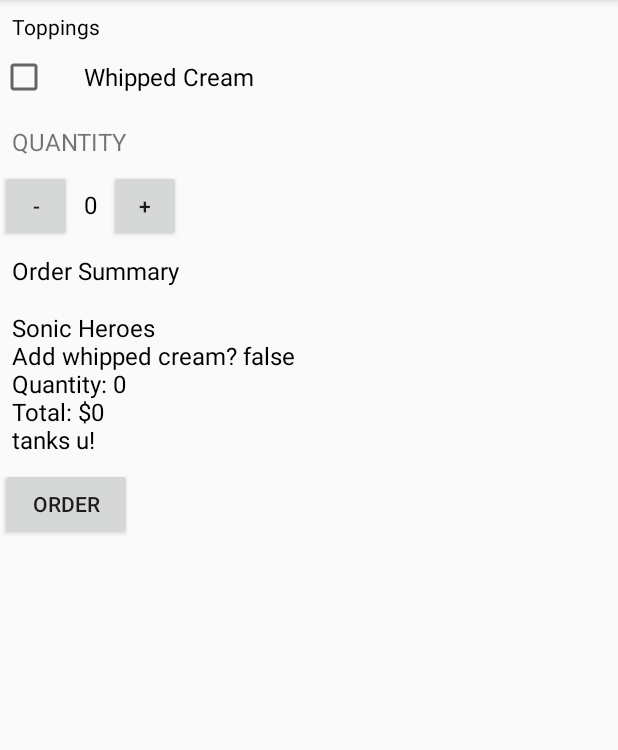
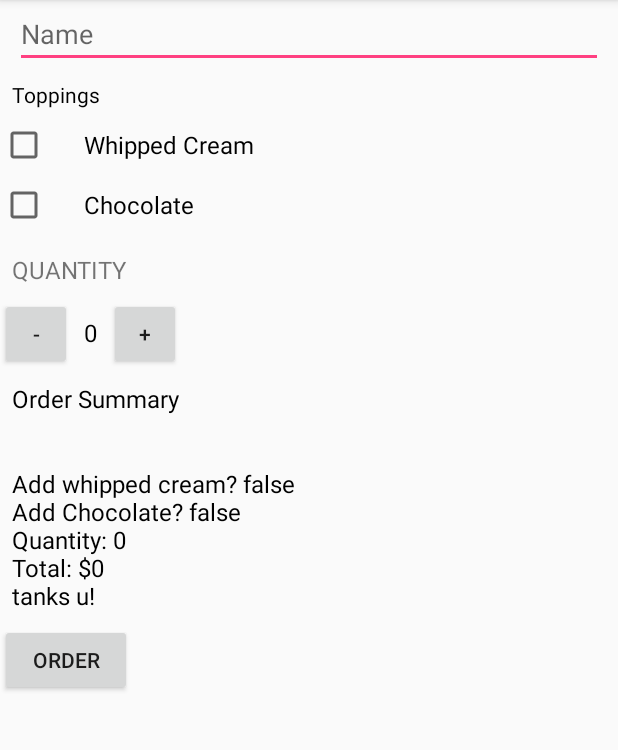
Before and after one commit to adgrant93/JustJava, an Android app: the screen it shows after launch (MainActivity), after a tap on "ORDER", on a phone screen of 412 x 824 dp, the part 84-834 px from its top. Run offline under Robolectric (Android 15) with nearby library versions, the phone set to English and light mode, and no system bars.

Commit message:
Addded checkbox and functionality to createOrderSummary function

```diff
--- a/app/src/main/java/com/example/android/justjava/MainActivity.java
+++ b/app/src/main/java/com/example/android/justjava/MainActivity.java
@@ -12,10 +12,14 @@ package com.example.android.justjava;
 
 import android.os.Bundle;
 import android.support.v7.app.AppCompatActivity;
+import android.util.Log;
 import android.view.View;
 import android.widget.Button;
 import android.widget.CheckBox;
+import android.widget.EditText;
 import android.widget.TextView;
+
+import org.w3c.dom.Text;
 
 import java.text.NumberFormat;
 
@@ -25,6 +29,7 @@ import java.text.NumberFormat;
 public class MainActivity extends AppCompatActivity {
 
     int quantity = 0;
+    String TAG = "Value";
 
     @Override
     protected void onCreate(Bundle savedInstanceState) {
@@ -39,7 +44,11 @@ public class MainActivity extends AppCompatActivity {
         /*display(quantity);
         displayPrice(quantity*5);*/
         int price = calculatePrice();
-        String priceMessage = createOrderSummary(price);
+        CheckBox whippedCream = findViewById(R.id.whipped_cream);
+        CheckBox chocolate = findViewById(R.id.chocolate);
+        EditText name_object = findViewById(R.id.name_text);
+        String name = name_object.getText().toString();
+        String priceMessage = createOrderSummary(price, whippedCream, chocolate, name);
         displayMessage(priceMessage);
     }
 
@@ -88,15 +97,18 @@ public class MainActivity extends AppCompatActivity {
 
     /**
      * @param finalPrice price of the order
+     * @param name name of buyer
      */
-    private String createOrderSummary(int finalPrice) {
-        String name = "Sonic Heroes";
+    private String createOrderSummary(int finalPrice, CheckBox whippedCream, CheckBox chocolate, String name) {
         String numCoffees = "Quantity: " + quantity;
         String totalPrice = "Total: $" + finalPrice;
         String appreciation = "tanks u!";
-        CheckBox whippedCream = (CheckBox) findViewById(R.id.whipped_cream);
+
+        Log.i(TAG, "This is the value: " + name);
+
+
         //whippedCream.isChecked()
-        String finalMessage = name + "\n" + "Add whipped cream? " + whippedCream.isChecked() + "\n" + numCoffees + "\n" + totalPrice + "\n" + appreciation;
+        String finalMessage = name + "\n" + "Add whipped cream? " + whippedCream.isChecked() + "\n" + "Add Chocolate? " + chocolate.isChecked() + "\n" + numCoffees + "\n" + totalPrice + "\n" + appreciation;
         return finalMessage;
     }
 }
--- a/app/src/main/res/layout/activity_main.xml
+++ b/app/src/main/res/layout/activity_main.xml
@@ -9,6 +9,15 @@
         android:layout_width="match_parent"
         android:layout_height="match_parent"
         android:orientation="vertical">
+
+        <EditText
+            android:id="@+id/name_text"
+            android:layout_width="match_parent"
+            android:layout_height="wrap_content"
+            android:layout_marginLeft="10dp"
+            android:layout_marginRight="10dp"
+            android:hint="Name"
+            android:inputType="text" />
 
         <TextView
             android:layout_width="wrap_content"
@@ -24,6 +33,15 @@
             android:layout_marginBottom="8dp"
             android:paddingLeft="24dp"
             android:text="Whipped Cream"
+            android:textSize="16sp" />
+
+        <CheckBox
+            android:id="@+id/chocolate"
+            android:layout_width="wrap_content"
+            android:layout_height="wrap_content"
+            android:layout_marginBottom="8dp"
+            android:paddingLeft="24dp"
+            android:text="Chocolate"
             android:textSize="16sp" />
 
         <TextView
```
